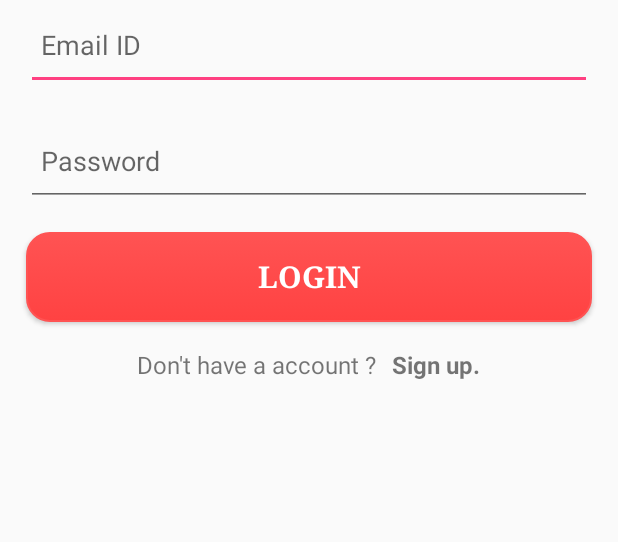
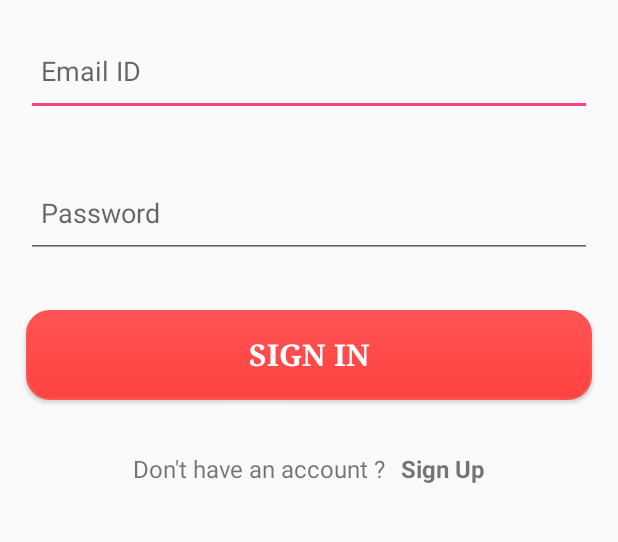
Before and after one commit to vivek777patel/PacePlace, an Android app: the screen it shows after launch (MainActivity before the commit, LoginActivity after it), on a phone screen of 412 x 824 dp, the part 354-896 px from its top. Run offline under Robolectric (Android 15) with nearby library versions, the phone set to English and light mode, and no system bars.

Commit message:
Updated code with organized file name and structure

```diff
--- /dev/null
+++ b/PacePlace/app/src/main/java/base/pace/paceplace/LoginActivity.java
@@ -0,0 +1,84 @@
+package base.pace.paceplace;
+
+import android.content.Context;
+import android.content.Intent;
+import android.support.v7.app.AppCompatActivity;
+import android.os.Bundle;
+import android.view.View;
+import android.view.inputmethod.InputMethodManager;
+import android.widget.Button;
+import android.widget.EditText;
+import android.widget.TextView;
+import android.widget.Toast;
+
+import base.pace.paceplace.singup.SignUpActivity;
+
+public class LoginActivity extends AppCompatActivity{
+
+    public static final String TAG = "LoginActivity";
+
+    EditText mEmailEditText,mPasswordEditText;
+    Button mLoginButton;
+    TextView mSignupTextView;
+
+    @Override
+    protected void onCreate(Bundle savedInstanceState) {
+        super.onCreate(savedInstanceState);
+        setContentView(R.layout.activity_login);
+        configureViews();
+        configureClickListeners();
+    }
+
+    private void configureViews(){
+        mEmailEditText = findViewById(R.id.emailEditText);
+        mPasswordEditText = findViewById(R.id.passwordEditText);
+        mLoginButton = findViewById(R.id.loginButton);
+        mSignupTextView = findViewById(R.id.signupTextView);
+    }
+
+    public void configureClickListeners(){
+        mLoginButton.setOnClickListener(new View.OnClickListener() {
+            @Override
+            public void onClick(View v) {
+                String email = mEmailEditText.getText().toString();
+                String password = mPasswordEditText.getText().toString();
+                // Validation of the entered data
+                if (email.isEmpty() || password.isEmpty()) {
+                    generateToastMessage(R.string.email_pass_required);
+                    return;
+                }
+
+                validateUserCredentials(email,password);
+
+                // To clear the text views
+                mEmailEditText.setText("");
+                mPasswordEditText.setText("");
+
+                // To hide keyboard
+                InputMethodManager imm = (InputMethodManager) getApplication().getSystemService(Context.INPUT_METHOD_SERVICE);
+                imm.hideSoftInputFromWindow(mEmailEditText.getWindowToken(), 0);
+                imm.hideSoftInputFromWindow(mPasswordEditText.getWindowToken(), 0);
+
+            }
+        });
+        mSignupTextView.setOnClickListener(new View.OnClickListener() {
+            @Override
+            public void onClick(View v) {
+                openSignUpActivity();
+            }
+        });
+
+    }
+    public void openSignUpActivity(){
+        Intent intent = new Intent(this, SignUpActivity.class);
+        startActivity(intent);
+    }
+    private void validateUserCredentials(String email, String password){
+
+    }
+
+    // To generate Toast message
+    private void generateToastMessage(int id) {
+        Toast.makeText(this, id, Toast.LENGTH_SHORT).show();
+    }
+}
--- a/PacePlace/app/src/main/java/base/pace/paceplace/MainActivity.java
+++ /dev/null
@@ -1,13 +0,0 @@
-package base.pace.paceplace;
-
-import android.support.v7.app.AppCompatActivity;
-import android.os.Bundle;
-
-public class MainActivity extends AppCompatActivity {
-
-    @Override
-    protected void onCreate(Bundle savedInstanceState) {
-        super.onCreate(savedInstanceState);
-        setContentView(R.layout.login_layout);
-    }
-}
--- /dev/null
+++ b/PacePlace/app/src/main/res/layout/activity_login.xml
@@ -0,0 +1,78 @@
+<?xml version="1.0" encoding="utf-8"?>
+<RelativeLayout xmlns:android="http://schemas.android.com/apk/res/android"
+    android:layout_width="match_parent"
+    android:layout_height="match_parent">
+
+    <LinearLayout
+        android:id="@+id/loginLogoLL"
+        android:layout_width="match_parent"
+        android:layout_height="wrap_content"
+        android:weightSum="4">
+
+        <ImageView
+            android:id="@+id/loginLogoImageView"
+            android:layout_width="match_parent"
+            android:layout_height="@dimen/login_logo_height"
+            android:src="@mipmap/pace_logo" />
+    </LinearLayout>
+
+    <LinearLayout
+        android:layout_width="match_parent"
+        android:layout_height="match_parent"
+        android:layout_below="@+id/loginLogoLL"
+        android:orientation="vertical">
+
+        <EditText
+            android:id="@+id/emailEditText"
+            android:layout_width="match_parent"
+            android:layout_height="@dimen/login_edit_height"
+            android:layout_margin="@dimen/login_margin"
+            android:hint="@string/enter_username"
+            android:inputType="textEmailAddress"
+            android:padding="@dimen/login_padding" />
+
+        <EditText
+            android:id="@+id/passwordEditText"
+            android:layout_width="match_parent"
+            android:layout_height="@dimen/login_edit_height"
+            android:layout_margin="@dimen/login_margin"
+            android:hint="@string/enter_password"
+            android:inputType="textWebPassword"
+            android:padding="@dimen/login_padding" />
+
+        <Button
+            android:id="@+id/loginButton"
+            android:layout_width="match_parent"
+            android:layout_height="@dimen/login_button_height"
+            android:layout_gravity="center"
+            android:layout_margin="@dimen/login_margin"
+            android:background="@drawable/rounded_button"
+            android:fontFamily="serif"
+            android:text="@string/btn_login_txt"
+            android:textColor="@color/colorWhite"
+            android:textSize="@dimen/btn_txt_size"
+            android:textStyle="bold" />
+
+        <LinearLayout
+            android:layout_width="wrap_content"
+            android:layout_height="wrap_content"
+            android:layout_gravity="center"
+            android:layout_marginTop="@dimen/login_margin">
+
+            <TextView
+                android:layout_width="wrap_content"
+                android:layout_height="wrap_content"
+                android:text="@string/dont_have_accnt"
+                android:textSize="@dimen/text_signup_size" />
+
+            <TextView
+                android:id="@+id/signupTextView"
+                android:layout_width="wrap_content"
+                android:layout_height="wrap_content"
+                android:paddingLeft="@dimen/login_padding"
+                android:text="@string/signup"
+                android:textSize="@dimen/text_signup_size"
+                android:textStyle="bold" />
+        </LinearLayout>
+    </LinearLayout>
+</RelativeLayout>
--- a/PacePlace/app/src/main/res/layout/login_layout.xml
+++ /dev/null
@@ -1,78 +0,0 @@
-<?xml version="1.0" encoding="utf-8"?>
-<RelativeLayout xmlns:android="http://schemas.android.com/apk/res/android"
-    android:layout_width="match_parent"
-    android:layout_height="match_parent">
-    <LinearLayout
-        android:layout_width="match_parent"
-        android:layout_height="wrap_content"
-        android:weightSum="4"
-        android:id="@+id/login_logo_content">
-        <ImageView
-            android:layout_width="match_parent"
-            android:layout_height="@dimen/login_logo_height"
-            android:src="@mipmap/pace_logo"/>
-    </LinearLayout>
-
-    <LinearLayout
-        android:layout_width="match_parent"
-        android:layout_height="match_parent"
-        android:layout_below="@+id/login_logo_content"
-        android:weightSum="6"
-        android:orientation="vertical">
-            <EditText
-                android:id="@+id/login_username"
-                android:padding="@dimen/login_padding"
-                android:layout_width="match_parent"
-                android:layout_height="@dimen/login_edit_hieght"
-                android:layout_marginStart="@dimen/login_margin"
-                android:layout_marginEnd="@dimen/login_margin"
-                android:visibility="visible"
-                android:hint="@string/enter_username"/>
-            <EditText
-                android:id="@+id/login_password"
-                android:padding="@dimen/login_padding"
-                android:layout_width="match_parent"
-                android:layout_height="@dimen/login_edit_hieght"
-                android:layout_marginTop="@dimen/login_margin"
-                android:layout_marginStart="@dimen/login_margin"
-                android:layout_marginEnd="@dimen/login_margin"
-                android:visibility="visible"
-                android:hint="@string/enter_password"/>
-
-            <Button
-                android:layout_width="match_parent"
-                android:layout_height="@dimen/login_button_height"
-                android:layout_marginStart="@dimen/login_margin"
-                android:layout_marginTop="@dimen/login_margin"
-                android:layout_marginEnd="@dimen/login_margin"
-                android:layout_gravity="center"
-                android:textStyle="bold"
-                android:text="@string/btn_login_txt"
-                android:textColor="@color/colorWhite"
-                android:background="@drawable/rounded_button"
-                android:fontFamily="serif"
-
-                android:textSize="@dimen/btn_txt_size"/>
-            <LinearLayout
-                android:layout_width="wrap_content"
-                android:layout_height="wrap_content"
-                android:layout_gravity="center"
-                android:layout_marginTop="@dimen/login_margin">
-                <TextView
-                    android:layout_width="wrap_content"
-                    android:layout_height="wrap_content"
-                    android:text="@string/dont_have_accnt"
-                    android:textSize="@dimen/text_signup_size"
-                    />
-
-                <TextView
-                    android:layout_width="wrap_content"
-                    android:layout_height="wrap_content"
-                    android:layout_marginStart="@dimen/login_padding"
-                    android:text="@string/signup"
-                    android:textStyle="bold"
-                    android:id="@+id/register_click_listener"
-                    android:textSize="@dimen/text_signup_size"/>
-            </LinearLayout>
-    </LinearLayout>
-</RelativeLayout>
--- a/PacePlace/app/src/main/res/values/dimens.xml
+++ b/PacePlace/app/src/main/res/values/dimens.xml
@@ -1,6 +1,6 @@
 <?xml version="1.0" encoding="utf-8"?>
 <resources>
-    <dimen name="login_edit_hieght">60dp</dimen>
+    <dimen name="login_edit_height">60dp</dimen>
     <dimen name="login_margin">17dp</dimen>
     <dimen name="login_logo_height">180dp</dimen>
     <dimen name="login_button_width">150dp</dimen>
--- a/PacePlace/app/src/main/res/values/strings.xml
+++ b/PacePlace/app/src/main/res/values/strings.xml
@@ -2,7 +2,10 @@
     <string name="app_name">Pace Place</string>
     <string name="enter_username">Email ID</string>
     <string name="enter_password">Password</string>
-    <string name="btn_login_txt">LOGIN</string>
-    <string name="dont_have_accnt">Don\'t have a account ?</string>
-    <string name="signup">Sign up.</string>
+    <string name="btn_login_txt">Sign In</string>
+    <string name="dont_have_accnt">Don\'t have an account ?</string>
+
+    <string name="email_pass_required">Email and Password are mandatory fields</string>
+
+    <string name="signup">Sign Up</string>
 </resources>
--- a/PacePlace/build.gradle
+++ b/PacePlace/build.gradle
@@ -7,7 +7,7 @@ buildscript {
         jcenter()
     }
     dependencies {
-        classpath 'com.android.tools.build:gradle:3.0.1'
+        classpath 'com.android.tools.build:gradle:3.1.1'
 
 
         // NOTE: Do not place your application dependencies here; they belong
```
Also changed, not shown: PacePlace/app/src/main/AndroidManifest.xml (+8 -1 lines), PacePlace/app/src/main/java/base/pace/paceplace/singup/SignUpActivity.java (added, +52 -0 lines), PacePlace/app/src/main/res/layout/activity_main.xml (deleted, +0 -18 lines), PacePlace/gradle/wrapper/gradle-wrapper.properties.
